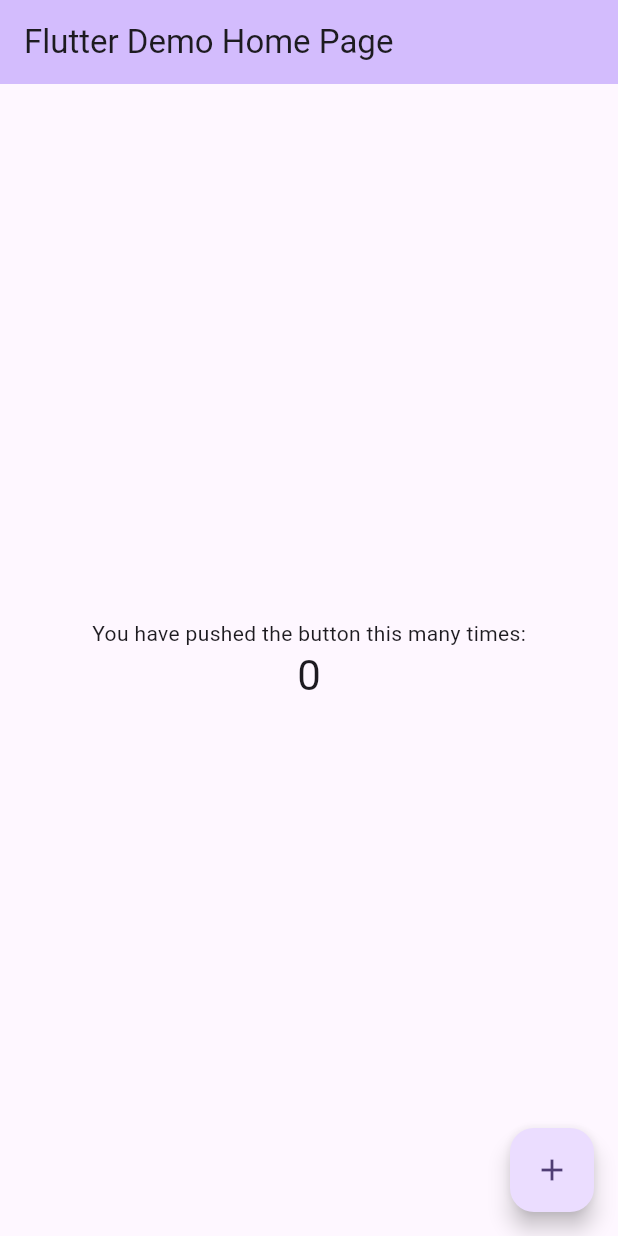
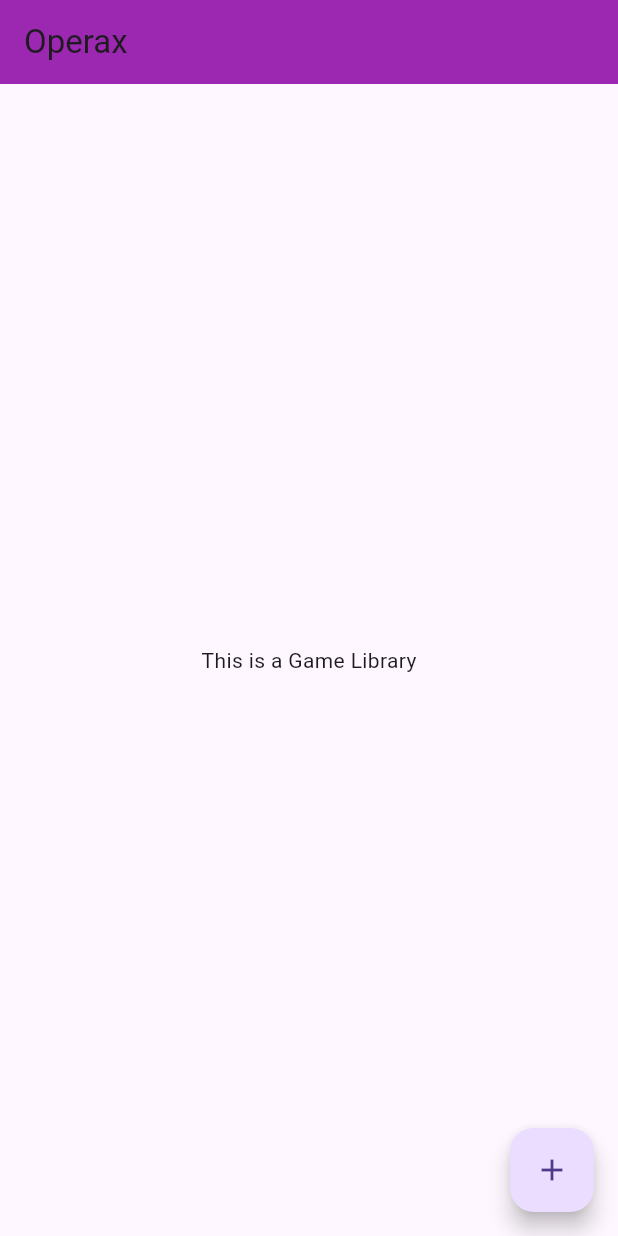
Before and after one commit to kushalsdesk/operax_desk, a Flutter app: the screen it shows after launch, on a phone screen of 412 x 824 dp. Run offline on Flutter 3.47's test engine with Material 3 defaults, Android fonts, the phone set to English and light mode, and no system bars.

```diff
--- a/lib/main.dart
+++ b/lib/main.dart
@@ -1,125 +1,51 @@
+
 import 'package:flutter/material.dart';
 
 void main() {
-  runApp(const MyApp());
+  runApp(MyApp());
 }
 
 class MyApp extends StatelessWidget {
-  const MyApp({super.key});
-
-  // This widget is the root of your application.
   @override
   Widget build(BuildContext context) {
     return MaterialApp(
-      title: 'Flutter Demo',
+      title: 'Operax',
+      debugShowCheckedModeBanner: false,
       theme: ThemeData(
-        // This is the theme of your application.
-        //
-        // TRY THIS: Try running your application with "flutter run". You'll see
-        // the application has a purple toolbar. Then, without quitting the app,
-        // try changing the seedColor in the colorScheme below to Colors.green
-        // and then invoke "hot reload" (save your changes or press the "hot
-        // reload" button in a Flutter-supported IDE, or press "r" if you used
-        // the command line to start the app).
-        //
-        // Notice that the counter didn't reset back to zero; the application
-        // state is not lost during the reload. To reset the state, use hot
-        // restart instead.
-        //
-        // This works for code too, not just values: Most code changes can be
-        // tested with just a hot reload.
-        colorScheme: ColorScheme.fromSeed(seedColor: Colors.deepPurple),
-        useMaterial3: true,
+        primarySwatch: Colors.blue,
       ),
-      home: const MyHomePage(title: 'Flutter Demo Home Page'),
+      home: MyHomePage(title: 'Operax'),
     );
   }
 }
 
 class MyHomePage extends StatefulWidget {
-  const MyHomePage({super.key, required this.title});
-
-  // This widget is the home page of your application. It is stateful, meaning
-  // that it has a State object (defined below) that contains fields that affect
-  // how it looks.
-
-  // This class is the configuration for the state. It holds the values (in this
-  // case the title) provided by the parent (in this case the App widget) and
-  // used by the build method of the State. Fields in a Widget subclass are
-  // always marked "final".
-
   final String title;
 
+  MyHomePage({Key? key, required this.title}) : super(key: key);
+
   @override
-  State<MyHomePage> createState() => _MyHomePageState();
+  _MyHomePageState createState() => _MyHomePageState();
 }
 
 class _MyHomePageState extends State<MyHomePage> {
-  int _counter = 0;
-
-  void _incrementCounter() {
-    setState(() {
-      // This call to setState tells the Flutter framework that something has
-      // changed in this State, which causes it to rerun the build method below
-      // so that the display can reflect the updated values. If we changed
-      // _counter without calling setState(), then the build method would not be
-      // called again, and so nothing would appear to happen.
-      _counter++;
-    });
-  }
-
   @override
   Widget build(BuildContext context) {
-    // This method is rerun every time setState is called, for instance as done
-    // by the _incrementCounter method above.
-    //
-    // The Flutter framework has been optimized to make rerunning build methods
-    // fast, so that you can just rebuild anything that needs updating rather
-    // than having to individually change instances of widgets.
     return Scaffold(
       appBar: AppBar(
-        // TRY THIS: Try changing the color here to a specific color (to
-        // Colors.amber, perhaps?) and trigger a hot reload to see the AppBar
-        // change color while the other colors stay the same.
-        backgroundColor: Theme.of(context).colorScheme.inversePrimary,
-        // Here we take the value from the MyHomePage object that was created by
-        // the App.build method, and use it to set our appbar title.
+        backgroundColor: Colors.purple,
         title: Text(widget.title),
       ),
+      floatingActionButton: const FloatingActionButton(
+        tooltip: 'Increment Counter',
+        child: Icon(Icons.add),
+        onPressed: null,
+      ),
       body: Center(
-        // Center is a layout widget. It takes a single child and positions it
-        // in the middle of the parent.
-        child: Column(
-          // Column is also a layout widget. It takes a list of children and
-          // arranges them vertically. By default, it sizes itself to fit its
-          // children horizontally, and tries to be as tall as its parent.
-          //
-          // Column has various properties to control how it sizes itself and
-          // how it positions its children. Here we use mainAxisAlignment to
-          // center the children vertically; the main axis here is the vertical
-          // axis because Columns are vertical (the cross axis would be
-          // horizontal).
-          //
-          // TRY THIS: Invoke "debug painting" (choose the "Toggle Debug Paint"
-          // action in the IDE, or press "p" in the console), to see the
-          // wireframe for each widget.
-          mainAxisAlignment: MainAxisAlignment.center,
-          children: <Widget>[
-            const Text(
-              'You have pushed the button this many times:',
-            ),
-            Text(
-              '$_counter',
-              style: Theme.of(context).textTheme.headlineMedium,
-            ),
-          ],
+        child: Text(
+          'This is a Game Library',
         ),
       ),
-      floatingActionButton: FloatingActionButton(
-        onPressed: _incrementCounter,
-        tooltip: 'Increment',
-        child: const Icon(Icons.add),
-      ), // This trailing comma makes auto-formatting nicer for build methods.
     );
   }
 }
```
Also changed, not shown: 1 other file.
